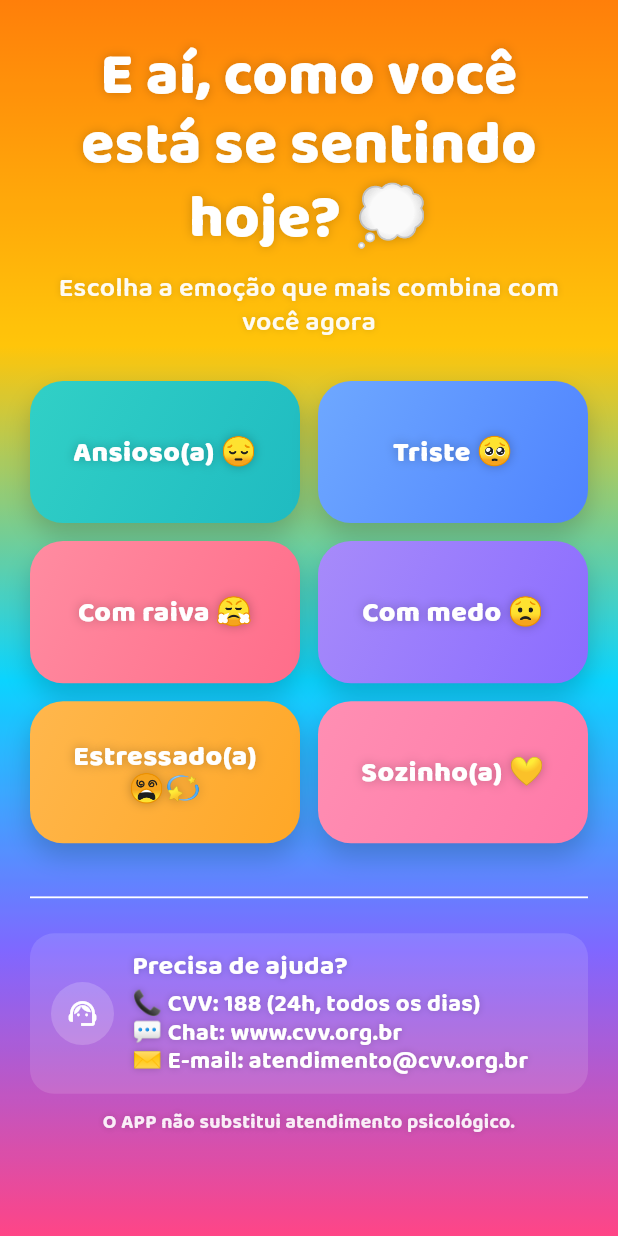
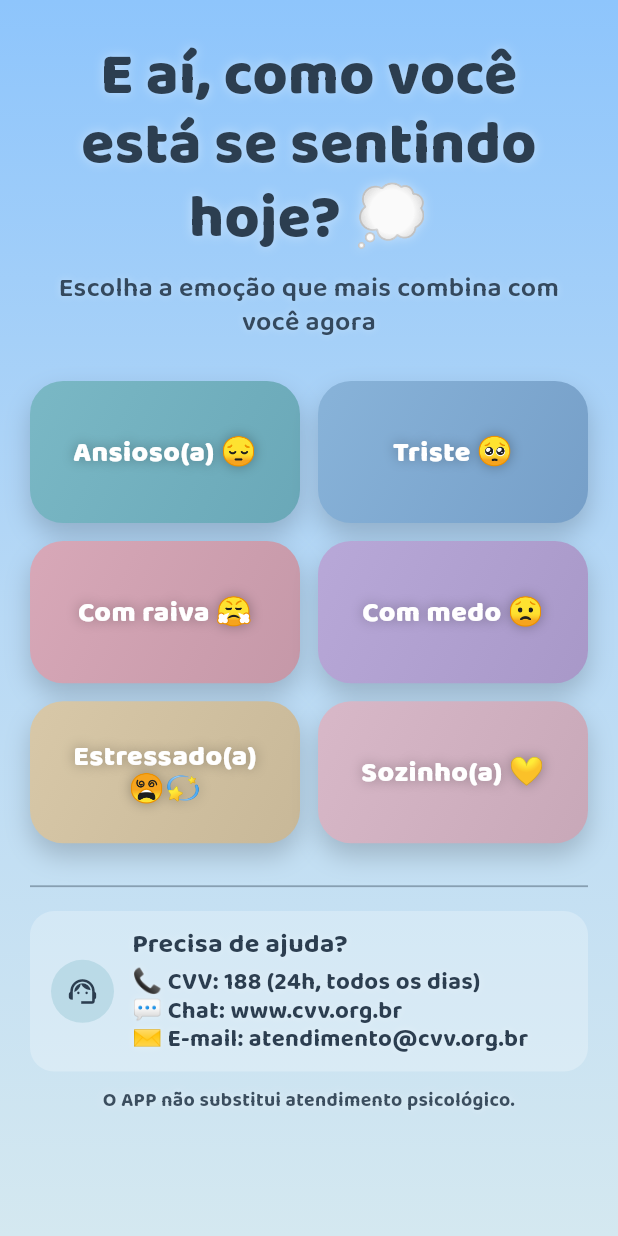
Before and after one commit to VitorRCamacho/PsicoHelpMobile, a Flutter app: the screen it shows after launch, after a tap on an icon or button, on a phone screen of 412 x 824 dp. Run offline on Flutter 3.47's test engine with Material 3 defaults, Android fonts, the light colour scheme and no system bars; our stand-ins replace google_fonts, shared_preferences.

Commit message:
Finalização do projeto.

```diff
--- a/lib/screens/home_screen.dart
+++ b/lib/screens/home_screen.dart
@@ -13,10 +13,10 @@ class HomeScreen extends StatelessWidget {
       fontWeight: FontWeight.w900,
       height: 1.0,
       letterSpacing: 0.5,
-      color: Colors.white,
+      color: const Color(0xFF2C3E50),
       shadows: [
         Shadow(
-          color: Colors.black.withOpacity(.2),
+          color: Colors.white.withOpacity(.4),
           blurRadius: 8,
           offset: const Offset(0, 2),
         ),
@@ -26,10 +26,10 @@ class HomeScreen extends StatelessWidget {
     final subtitleStyle = GoogleFonts.baloo2(
       fontSize: 20,
       fontWeight: FontWeight.w700,
-      color: Colors.white.withOpacity(.95),
+      color: const Color(0xFF34495E),
       shadows: [
         Shadow(
-          color: Colors.black.withOpacity(.15),
+          color: Colors.white.withOpacity(.3),
           blurRadius: 6,
           offset: const Offset(0, 2),
         ),
@@ -39,26 +39,24 @@ class HomeScreen extends StatelessWidget {
     return Scaffold(
       body: Stack(
         children: [
-          // Fundo em degradê
+          // Fundo em degradê suave - tons terapêuticos
           Container(
             decoration: const BoxDecoration(
               gradient: LinearGradient(
                 begin: Alignment.topCenter,
                 end: Alignment.bottomCenter,
                 colors: [
-                  Color(0xFFFF7A00), // laranja
-                  Color(0xFFFFC300), // amarelo
-                  Color(0xFF00D2FF), // ciano
-                  Color(0xFF7B61FF), // roxo-azulado
-                  Color(0xFFFF3D81), // magenta
+                  Color(0xFF8EC5FC), // azul claro suave
+                  Color(0xFFB8D9F5), // azul pastel
+                  Color(0xFFD4E8F0), // azul muito claro
                 ],
-                stops: [0.0, 0.28, 0.55, 0.77, 1.0],
+                stops: [0.0, 0.5, 1.0],
               ),
             ),
           ),
 
-          // Véu pra legibilidade
-          Container(color: Colors.white12),
+          // Véu pra legibilidade (removido para maior claridade)
+          Container(color: Colors.transparent),
 
           SafeArea(
             child: Padding(
@@ -80,7 +78,7 @@ class HomeScreen extends StatelessWidget {
                     label: 'Começar Guia\nEmocional',
                     icon: Icons.play_arrow_rounded,
                     background: const LinearGradient(
-                      colors: [Color(0xFF29D3E8), Color(0xFF00B3C8)],
+                      colors: [Color(0xFF6BA8D8), Color(0xFF5A95C8)],
                       begin: Alignment.topLeft,
                       end: Alignment.bottomRight,
                     ),
@@ -93,7 +91,7 @@ class HomeScreen extends StatelessWidget {
                     label: 'respiração 2 min',
                     compact: true,
                     background: const LinearGradient(
-                      colors: [Color(0xFF7C4DFF), Color(0xFF9B5BFF)],
+                      colors: [Color(0xFF9BAFD9), Color(0xFF8A9FCB)],
                       begin: Alignment.topLeft,
                       end: Alignment.bottomRight,
                     ),
@@ -104,11 +102,11 @@ class HomeScreen extends StatelessWidget {
 
                   // Linha divisória
                   Opacity(
-                    opacity: .6,
+                    opacity: .4,
                     child: Container(
                       height: 1.2,
                       width: double.infinity,
-                      color: Colors.white,
+                      color: const Color(0xFF2C3E50),
                     ),
                   ),
                   const SizedBox(height: 12),
@@ -129,13 +127,13 @@ class HomeScreen extends StatelessWidget {
                       'O APP não substitui atendimento psicológico.',
                       textAlign: TextAlign.center,
                       style: GoogleFonts.baloo2(
-                        color: Colors.white,
+                        color: const Color(0xFF2C3E50),
                         fontWeight: FontWeight.w700,
                         fontSize: 13,
                         height: 1.1,
                         shadows: [
                           Shadow(
-                            color: Colors.black54,
+                            color: Colors.white.withOpacity(.5),
                             blurRadius: 6,
                           ),
                         ],
@@ -149,13 +147,13 @@ class HomeScreen extends StatelessWidget {
                       'Todos os dados são processados e mantidos localmente neste dispositivo.',
                       textAlign: TextAlign.center,
                       style: GoogleFonts.baloo2(
-                        color: Colors.white70,
+                        color: const Color(0xFF34495E),
                         fontWeight: FontWeight.w700,
                         fontSize: 12,
                         height: 1.1,
                         shadows: [
                           Shadow(
-                            color: Colors.black54,
+                            color: Colors.white.withOpacity(.4),
                             blurRadius: 6,
                           ),
                         ],
@@ -166,16 +164,16 @@ class HomeScreen extends StatelessWidget {
                   // Botão Sobre os Criadores
                   TextButton.icon(
                     onPressed: () => Navigator.pushNamed(context, Routes.sobreCriadores),
-                    icon: const Icon(Icons.info_outline, size: 14, color: Colors.white70),
+                    icon: const Icon(Icons.info_outline, size: 14, color: Color(0xFF5A6C7D)),
                     label: Text(
                       'Sobre o projeto',
                       style: GoogleFonts.baloo2(
-                        color: Colors.white70,
+                        color: const Color(0xFF5A6C7D),
                         fontWeight: FontWeight.w700,
                         fontSize: 12,
                         shadows: [
                           Shadow(
-                            color: Colors.black54,
+                            color: Colors.white.withOpacity(.3),
                             blurRadius: 6,
                           ),
                         ],
@@ -284,16 +282,16 @@ class _HelpBlock extends StatelessWidget {
   @override
   Widget build(BuildContext context) {
     final base = GoogleFonts.baloo2(
-      color: Colors.white,
+      color: const Color(0xFF2C3E50),
       fontSize: 16,
       fontWeight: FontWeight.w700,
       height: 1.1,
-      shadows: [Shadow(color: Colors.black26, blurRadius: 6)],
+      shadows: [Shadow(color: Colors.white.withOpacity(.3), blurRadius: 6)],
     );
     return Container(
       padding: const EdgeInsets.symmetric(horizontal: 14, vertical: 12),
       decoration: BoxDecoration(
-        color: Colors.white.withOpacity(.12),
+        color: Colors.white.withOpacity(.25),
         borderRadius: BorderRadius.circular(16),
       ),
       child: Row(
@@ -301,10 +299,10 @@ class _HelpBlock extends StatelessWidget {
           Container(
             padding: const EdgeInsets.all(10),
             decoration: BoxDecoration(
-              color: Colors.white.withOpacity(.18),
+              color: const Color(0xFF6BA8D8).withOpacity(.3),
               shape: BoxShape.circle,
             ),
-            child: const Icon(Icons.support_agent, color: Colors.white, size: 22),
+            child: const Icon(Icons.support_agent, color: Color(0xFF2C3E50), size: 22),
           ),
           const SizedBox(width: 12),
           Expanded(
--- a/lib/screens/pergunta_geral_screen.dart
+++ b/lib/screens/pergunta_geral_screen.dart
@@ -19,8 +19,8 @@ class PerguntaGeralScreen extends StatelessWidget {
       fontSize: 36,
       fontWeight: FontWeight.w900,
       height: 1.05,
-      color: Colors.white,
-      shadows: [Shadow(color: Colors.black.withOpacity(.2), blurRadius: 8)],
+      color: const Color(0xFF2C3E50),
+      shadows: [Shadow(color: Colors.white.withOpacity(.4), blurRadius: 8)],
     );
 
     return Scaffold(
@@ -28,7 +28,7 @@ class PerguntaGeralScreen extends StatelessWidget {
       body: Stack(
         children: [
           const _BackgroundGradient(),
-          Container(color: Colors.white.withOpacity(0.04)),
+          Container(color: Colors.transparent),
 
           SafeArea(
             child: Center(
@@ -56,9 +56,9 @@ class PerguntaGeralScreen extends StatelessWidget {
                         style: GoogleFonts.baloo2(
                           fontSize: 18,
                           fontWeight: FontWeight.w600,
-                          color: Colors.white.withOpacity(0.95),
+                          color: const Color(0xFF34495E),
                           height: 1.3,
-                          shadows: [Shadow(color: Colors.black.withOpacity(.15), blurRadius: 6)],
+                          shadows: [Shadow(color: Colors.white.withOpacity(.3), blurRadius: 6)],
                         ),
                       ),
 
@@ -69,39 +69,45 @@ class PerguntaGeralScreen extends StatelessWidget {
                         items: const [
                           _EmotionItem(
                             'Ansioso(a) 😔',
-                            [Color(0xFF31D0C6), Color(0xFF1FBBC1)],
+                            [Color(0xFF7AB8C5), Color(0xFF6AA8B8)],
                             Routes.ansiedadeP1,   // Vai para primeira pergunta de ansiedade
                           ),
                           _EmotionItem(
                             'Triste 🥺',
-                            [Color(0xFF6EA8FF), Color(0xFF4F83FF)],
+                            [Color(0xFF88B3D9), Color(0xFF769FC8)],
                             Routes.tristezaP1,    // Vai para primeira pergunta de tristeza
                           ),
                           _EmotionItem(
                             'Com raiva 😤',
-                            [Color(0xFFFF8CA1), Color(0xFFFF6D8A)],
+                            [Color(0xFFD8A8B8), Color(0xFFC598A8)],
                             Routes.raivaP1,       // Vai para primeira pergunta de raiva
                           ),
                           _EmotionItem(
                             'Com medo 😟',
-                            [Color(0xFFA78BFA), Color(0xFF8B6CFF)],
+                            [Color(0xFFB8A8D8), Color(0xFFA898C8)],
                             Routes.medoP1,        // Vai para primeira pergunta de medo
                           ),
                           _EmotionItem(
                             'Estressado(a) 😵‍💫',
-                            [Color(0xFFFFB74D), Color(0xFFFFA726)],
+                            [Color(0xFFD8C8A8), Color(0xFFC8B898)],
                             Routes.estresseP1,    // Vai para primeira pergunta de estresse
                           ),
                           _EmotionItem(
                             'Sozinho(a) 💛',
-                            [Color(0xFFFF8FB3), Color(0xFFFF79A8)],
+                            [Color(0xFFD8B8C8), Color(0xFFC8A8B8)],
                             Routes.solidaoP1,     // Vai para primeira pergunta de solidão
                           ),
                         ],
                       ),
 
                       const SizedBox(height: _gapXl),
-                      const Divider(color: Colors.white, thickness: 1.2),
+                      Opacity(
+                        opacity: .4,
+                        child: Container(
+                          height: 1.2,
+                          color: const Color(0xFF2C3E50),
+                        ),
+                      ),
                       const SizedBox(height: _gapMd),
 
                       const _HelpBlock(
@@ -116,11 +122,11 @@ class PerguntaGeralScreen extends StatelessWidget {
                           'O APP não substitui atendimento psicológico.',
                           textAlign: TextAlign.center,
                           style: GoogleFonts.baloo2(
-                            color: Colors.white,
+                            color: const Color(0xFF2C3E50),
                             fontWeight: FontWeight.w700,
                             fontSize: 13,
                             height: 1.1,
-                            shadows: [Shadow(color: Colors.black.withOpacity(.2), blurRadius: 6)],
+                            shadows: [Shadow(color: Colors.white.withOpacity(.5), blurRadius: 6)],
                           ),
                         ),
                       ),
@@ -145,19 +151,19 @@ class _SectionLabel extends StatelessWidget {
   @override
   Widget build(BuildContext context) {
     final style = GoogleFonts.baloo2(
-      color: Colors.white,
+      color: const Color(0xFF2C3E50),
       fontWeight: FontWeight.w700,
       fontSize: 16,
       letterSpacing: .3,
-      shadows: [Shadow(color: Colors.black.withOpacity(.2), blurRadius: 6)],
+      shadows: [Shadow(color: Colors.white.withOpacity(.3), blurRadius: 6)],
     );
     return Row(
       children: [
-        const Expanded(child: Divider(color: Colors.white, thickness: 1.2)),
+        Expanded(child: Container(height: 1.2, color: const Color(0xFF2C3E50).withOpacity(.4))),
         const SizedBox(width: 10),
         Text(text, style: style),
         const SizedBox(width: 10),
-        const Expanded(child: Divider(color: Colors.white, thickness: 1.2)),
+        Expanded(child: Container(height: 1.2, color: const Color(0xFF2C3E50).withOpacity(.4))),
       ],
     );
   }
@@ -243,7 +249,7 @@ class _EmotionButtonState extends State<_EmotionButton> with SingleTickerProvide
       fontWeight: FontWeight.w900,
       height: 1.1,
       letterSpacing: .3,
-      shadows: [Shadow(color: Colors.black.withOpacity(.25), blurRadius: 8)],
+      shadows: [Shadow(color: Colors.black.withOpacity(.3), blurRadius: 10)],
     );
 
     return ScaleTransition(
@@ -304,16 +310,16 @@ class _HelpBlock extends StatelessWidget {
   @override
   Widget build(BuildContext context) {
     final base = GoogleFonts.baloo2(
-      color: Colors.white,
+      color: const Color(0xFF2C3E50),
       fontSize: 16,
       fontWeight: FontWeight.w700,
       height: 1.1,
-      shadows: [Shadow(color: Colors.black.withOpacity(.2), blurRadius: 6)],
+      shadows: [Shadow(color: Colors.white.withOpacity(.3), blurRadius: 6)],
     );
     return Container(
       padding: const EdgeInsets.symmetric(horizontal: 14, vertical: 12),
       decoration: BoxDecoration(
-        color: Colors.white.withOpacity(.12),
+        color: Colors.white.withOpacity(.25),
         borderRadius: BorderRadius.circular(16),
       ),
       child: Row(
@@ -321,10 +327,10 @@ class _HelpBlock extends StatelessWidget {
           Container(
             padding: const EdgeInsets.all(10),
             decoration: BoxDecoration(
-              color: Colors.white.withOpacity(.18),
+              color: const Color(0xFF7AB8C5).withOpacity(.3),
               shape: BoxShape.circle,
             ),
-            child: const Icon(Icons.support_agent, color: Colors.white, size: 22),
+            child: const Icon(Icons.support_agent, color: Color(0xFF2C3E50), size: 22),
           ),
           const SizedBox(width: 12),
           Expanded(
@@ -357,13 +363,11 @@ class _BackgroundGradient extends StatelessWidget {
             begin: Alignment.topCenter,
             end: Alignment.bottomCenter,
             colors: [
-              Color(0xFFFF7A00),
-              Color(0xFFFFC300),
-              Color(0xFF00D2FF),
-              Color(0xFF7B61FF),
-              Color(0xFFFF3D81),
+              Color(0xFF8EC5FC), // azul claro suave
+              Color(0xFFB8D9F5), // azul pastel
+              Color(0xFFD4E8F0), // azul muito claro
             ],
-            stops: [0.0, 0.28, 0.55, 0.77, 1.0],
+            stops: [0.0, 0.5, 1.0],
           ),
         ),
       ),
```
